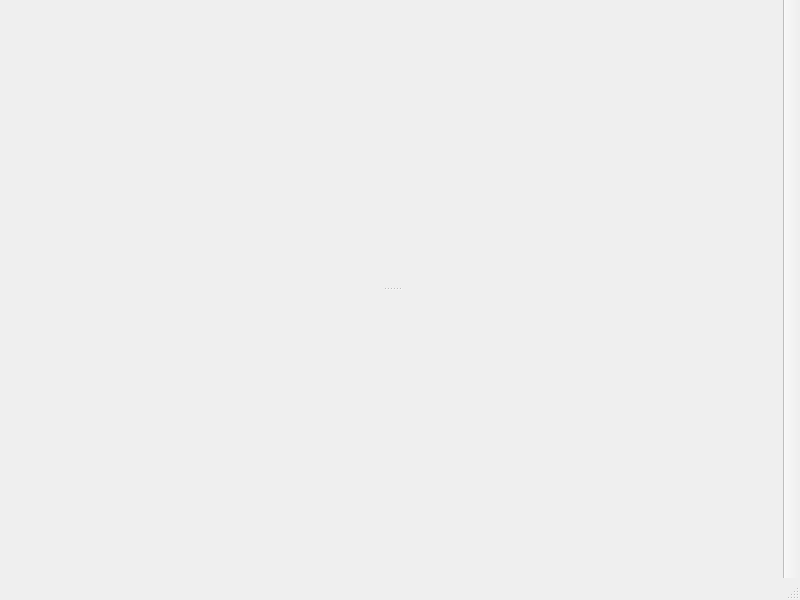
This is mainwindow.ui in m-garanin/zgui-qt as Qt 5 draws it before an edit. The edited form follows.
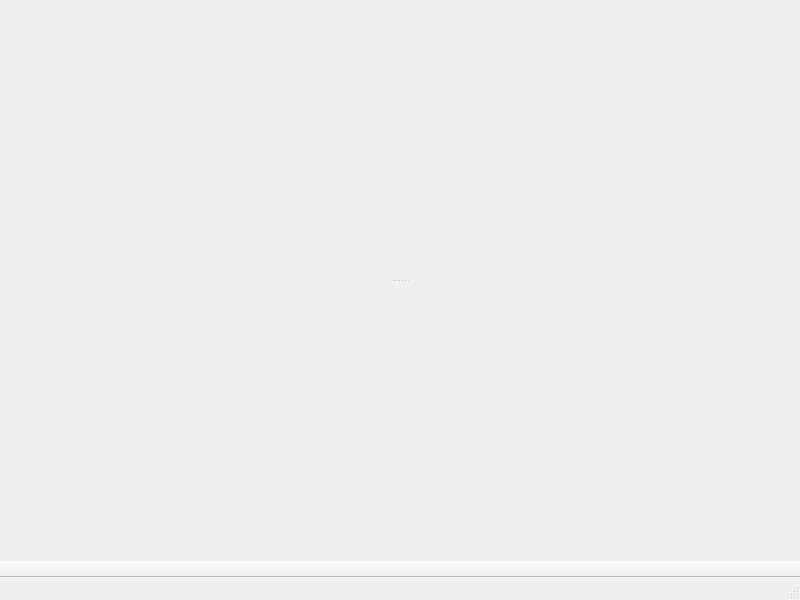
This is the edited form.

Commit message: dock-style for toolbar

The edit to the form file:
```diff
--- a/mainwindow.ui
+++ b/mainwindow.ui
@@ -50,7 +50,7 @@
     <bool>false</bool>
    </property>
    <attribute name="toolBarArea">
-    <enum>RightToolBarArea</enum>
+    <enum>BottomToolBarArea</enum>
    </attribute>
    <attribute name="toolBarBreak">
     <bool>false</bool>
```
Left out of the diff: 2 changed lines with no effect on the pictures. The commit also changes 5 other files.
